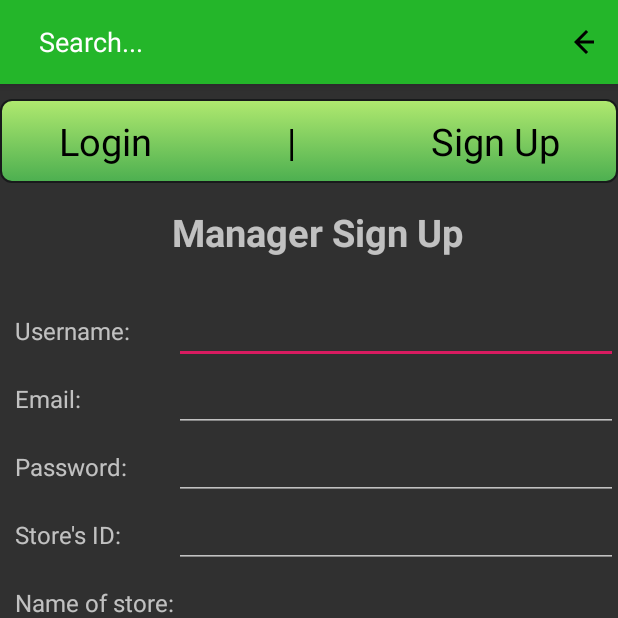
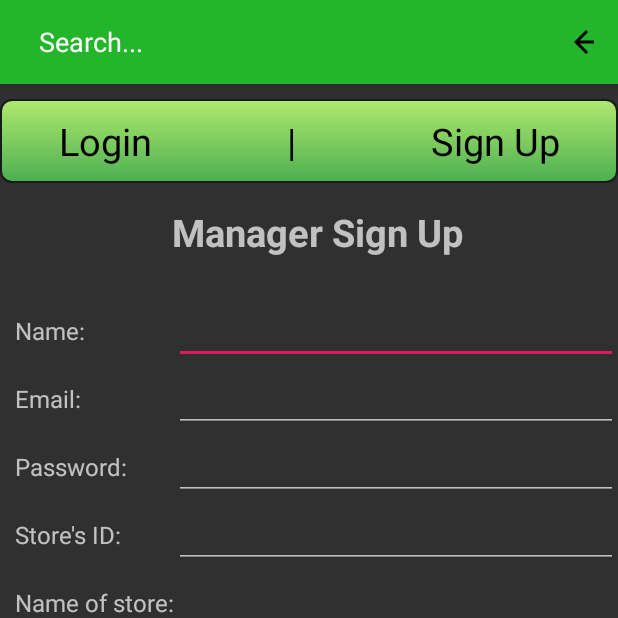
Before and after one commit to cyoni/SmartCart, an Android app: the LoginManagerActivity screen opened directly, with no data from a screen before it, after a tap on an icon or button, on a phone screen of 412 x 824 dp, the top half of it. Run offline under Robolectric (Android 15) with nearby library versions, the phone set to English and light mode, and no system bars; our stand-ins replace Firebase (no records; nobody signed in at launch, a user with empty details on screens opened directly).

Commit message:
Added tmp label

```diff
--- a/app/src/main/java/com/example/smartcart/LoginManagerActivity.java
+++ b/app/src/main/java/com/example/smartcart/LoginManagerActivity.java
@@ -64,10 +64,10 @@ public class LoginManagerActivity extends AppCompatActivity {
 
 
 
-    public void customerLogin(View view) {
+/*    public void customerLogin(View view) {
         Intent a = new Intent(this, LoginActivity.class);
         startActivity(a);
-    }
+    }*/
 
     public void changeLayout(View view) {
 
@@ -81,8 +81,4 @@ public class LoginManagerActivity extends AppCompatActivity {
 
     }
 
-    public void register(View view) {
-
-
-    }
 }
--- a/app/src/main/res/layout/fragment_manager_login.xml
+++ b/app/src/main/res/layout/fragment_manager_login.xml
@@ -32,12 +32,12 @@
                 android:layout_height="wrap_content"
                 android:layout_column="0"
                 android:layout_marginLeft="10dp"
-                android:text="Username: "
+                android:text="email: "
 
                 android:textSize="16sp" />
 
             <EditText
-                android:id="@+id/editText"
+                android:id="@+id/email"
                 android:layout_width="wrap_content"
                 android:layout_height="wrap_content"
                 android:ems="10"
@@ -59,7 +59,7 @@
                 android:textSize="16sp" />
 
             <EditText
-                android:id="@+id/editText"
+                android:id="@+id/password"
                 android:layout_width="wrap_content"
                 android:layout_height="wrap_content"
                 android:ems="10"
--- a/app/src/main/res/layout/fragment_manager_signup.xml
+++ b/app/src/main/res/layout/fragment_manager_signup.xml
@@ -24,14 +24,15 @@
 
 
         <TableRow>
-             <TextView
+
+            <TextView
                 android:layout_height="wrap_content"
                 android:layout_column="0"
                 android:layout_marginLeft="10dp"
-                android:text="Username: "
+                android:text="Name: "
                 android:textSize="16sp" />
             <EditText
-                android:id="@+id/editText"
+                android:id="@+id/name"
                 android:layout_width="wrap_content"
                 android:layout_height="wrap_content"
                 android:ems="10"
@@ -50,7 +51,7 @@
                 android:text="Email:"
                 android:textSize="16sp" />
             <EditText
-                android:id="@+id/emailText"
+                android:id="@+id/email"
                 android:layout_width="wrap_content"
                 android:layout_height="wrap_content"
                 android:ems="10"
@@ -71,7 +72,7 @@
                 android:textSize="16sp" />
 
             <EditText
-                android:id="@+id/text43"
+                android:id="@+id/password"
                 android:layout_width="wrap_content"
                 android:layout_height="wrap_content"
                 android:ems="10"
@@ -91,7 +92,7 @@
                 android:text="Store's ID:"
                 android:textSize="16sp" />
             <EditText
-                android:id="@+id/text457"
+                android:id="@+id/storeId"
                 android:layout_width="wrap_content"
                 android:layout_height="wrap_content"
                 android:ems="10"
@@ -109,7 +110,7 @@
                 android:text="Name of store:"
                 android:textSize="16sp" />
             <EditText
-                android:id="@+id/text34"
+                android:id="@+id/storeName"
                 android:layout_width="wrap_content"
                 android:layout_height="wrap_content"
                 android:ems="10"
@@ -140,7 +141,6 @@
             android:layout_height="match_parent">
             <Button
                 android:id="@+id/login_button"
-                android:onClick="register"
                 android:layout_width="match_parent"
                 android:layout_height="match_parent"
                 android:layout_marginTop="20dp"
```
Also changed, not shown: app/src/main/java/com/example/smartcart/manager_login_signup/login.java (+58 -2 lines), app/src/main/res/layout/activity_main.xml (+9 -1 lines).
